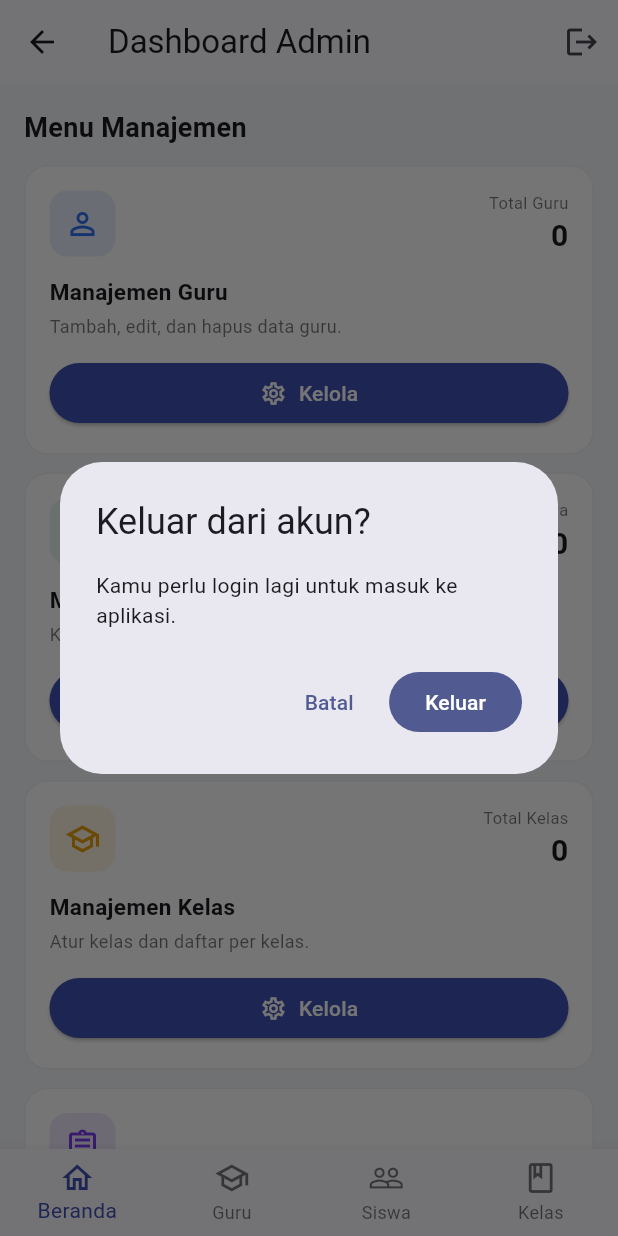
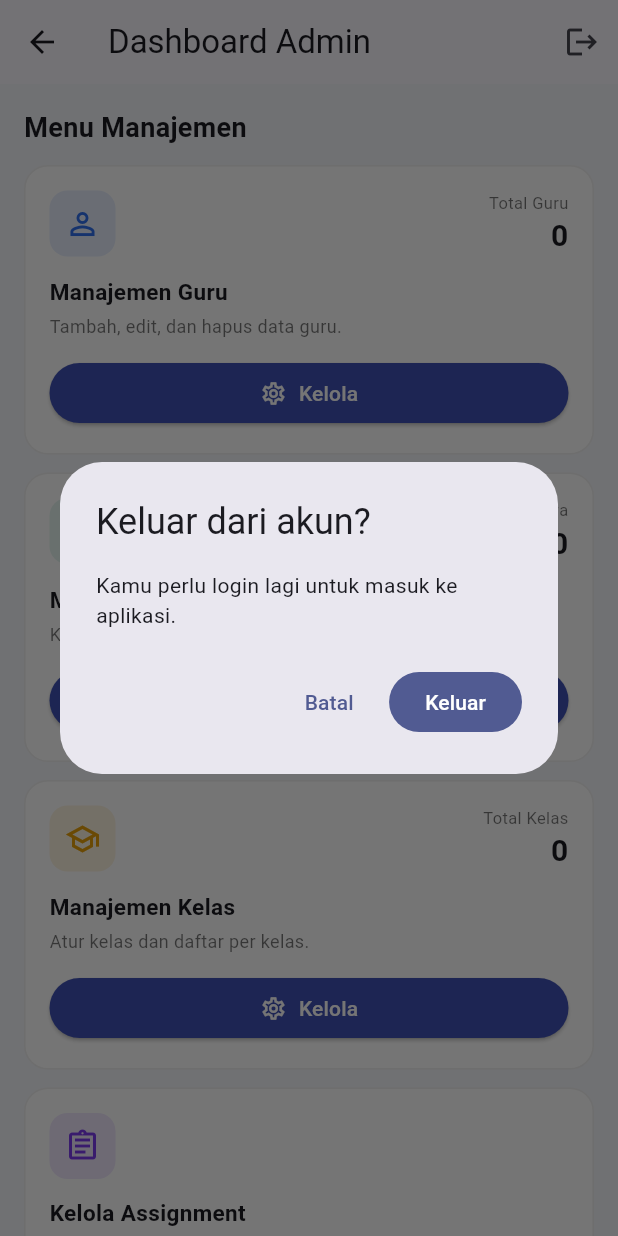
Before and after one commit to dickySanjaya3/absensi, a Flutter app: the AdminDashboard screen opened directly, after a tap on the "logout" icon, on a phone screen of 412 x 824 dp. Run offline on Flutter 3.47's test engine with Material 3 defaults, Android fonts, the phone set to English and light mode, and no system bars; our stand-ins replace qr_flutter, share_plus, shared_preferences; missing offline and left inert: mobile_scanner; accounts and stored records are empty; network calls fail.

Commit message:
perbaikan qr

```diff
--- a/lib/screens/admin/admin_dashboard.dart
+++ b/lib/screens/admin/admin_dashboard.dart
@@ -10,6 +10,7 @@ import 'package:share_plus/share_plus.dart';
 
 import '../../services/auth_service.dart';
 import '../../services/sheets_services.dart';
+import '../role_router.dart';
 import 'crud_assignment_screen.dart';
 import 'crud_guru_screen.dart';
 import 'crud_kelas_screen.dart';
@@ -24,7 +25,6 @@ class AdminDashboard extends StatefulWidget {
 
 class _AdminDashboardState extends State<AdminDashboard> {
   final SheetsService _sheetsService = SheetsService();
-  int _currentIndex = 0;
 
   int? _totalGuru;
   int? _totalSiswa;
@@ -135,41 +135,6 @@ class _AdminDashboardState extends State<AdminDashboard> {
             ),
           ],
         ),
-      ),
-      bottomNavigationBar: BottomNavigationBar(
-        currentIndex: _currentIndex,
-        type: BottomNavigationBarType.fixed,
-        selectedItemColor: Colors.indigo,
-        onTap: (index) {
-          setState(() => _currentIndex = index);
-          switch (index) {
-            case 0:
-              break; // Beranda, sudah di sini
-            case 1:
-              _bukaHalaman(const CrudGuruScreen());
-              break;
-            case 2:
-              _bukaHalaman(const CrudSiswaScreen());
-              break;
-            case 3:
-              _bukaHalaman(const CrudKelasScreen());
-              break;
-          }
-          // Kembalikan highlight ke Beranda setelah halaman lain ditutup,
-          // karena tab lain sebenarnya membuka halaman terpisah (push),
-          // bukan berpindah tab di layar yang sama.
-          if (index != 0) {
-            Future.delayed(const Duration(milliseconds: 300), () {
-              if (mounted) setState(() => _currentIndex = 0);
-            });
-          }
-        },
-        items: const [
-          BottomNavigationBarItem(icon: Icon(Icons.home_outlined), label: 'Beranda'),
-          BottomNavigationBarItem(icon: Icon(Icons.school_outlined), label: 'Guru'),
-          BottomNavigationBarItem(icon: Icon(Icons.people_outline), label: 'Siswa'),
-          BottomNavigationBarItem(icon: Icon(Icons.class_outlined), label: 'Kelas'),
-        ],
       ),
     );
   }
@@ -621,5 +586,13 @@ Future<void> _confirmLogout(BuildContext context) async {
   );
   if (confirmed == true && context.mounted) {
     context.read<AuthService>().signOut();
+    // Bersihkan seluruh stack navigator dan pasang ulang RoleRouter,
+    // supaya logout selalu benar-benar kembali ke halaman login, tidak
+    // cuma mengandalkan reaktivitas provider (yang bisa putus kalau
+    // layar ini dibuka lewat push/pushReplacement dari layar lain).
+    Navigator.of(context).pushAndRemoveUntil(
+      MaterialPageRoute(builder: (_) => const RoleRouter()),
+      (route) => false,
+    );
   }
 }
--- a/lib/services/qr_service.dart
+++ b/lib/services/qr_service.dart
@@ -10,8 +10,9 @@ class QRService {
   /// membuat fitur "generate ulang barcode" benar-benar menonaktifkan QR lama.
   static String? validateQR(String payload, List<Map<String, dynamic>> students) {
     for (final s in students) {
-      final activeQr = (s['Barcode'] ?? '').toString();
-      if (activeQr.isNotEmpty && activeQr == payload) {
+      final activeQr = (s['Barcode'] ?? '').toString().trim();
+      final scannedQr = payload.trim();
+      if (activeQr.isNotEmpty && activeQr == scannedQr) {
         return (s['ID'] ?? '').toString();
       }
     }
--- a/lib/services/sheets_services.dart
+++ b/lib/services/sheets_services.dart
@@ -4,7 +4,6 @@ import 'package:flutter/foundation.dart';
 import 'package:http/http.dart' as http;
 
 /// GANTI dengan URL Web App hasil Deploy dari Apps Script kamu.
-/// Contoh: https://script.google.com/macros/s/AKfycb.../exec
 const String kAppsScriptUrl ='https://script.google.com/macros/s/AKfycbyjgTTLIRVoo2lbgQ3RMq0vkbPTriSgwm27YW9VJR4ovJeMaB-KdC4l5FvP-iQ2CfrW/exec';
 
 class UserCredentials {
@@ -26,13 +25,6 @@ class SheetsService {
     try {
       final bodyStr = jsonEncode({'action': action, 'params': params});
 
-      // PENTING: Apps Script Web App SELALU membalas dengan 302 redirect
-      // ke script.googleusercontent.com. Kalau memakai http.post() biasa,
-      // redirect ini otomatis diikuti oleh package:http, dan sesuai standar
-      // HTTP, method-nya ikut berubah dari POST menjadi GET (body ikut hilang).
-      // Akibatnya doPost() di Apps Script tidak pernah terpanggil.
-      // Solusinya: matikan auto-redirect, lalu follow manual sambil tetap
-      // pakai POST + body yang sama.
       final client = http.Client();
       try {
         var request = http.Request('POST', Uri.parse(kAppsScriptUrl))
@@ -42,13 +34,9 @@ class SheetsService {
 
         var streamedResponse = await client
             .send(request)
-            .timeout(const Duration(seconds: 20));
+            .timeout(const Duration(seconds: 60)); // ⬅️ PERPANJANG TIMEOUT JADI 60 DETIK
         var response = await http.Response.fromStream(streamedResponse);
 
-        // Ikuti redirect manual dengan GET (bukan POST!). Apps Script sudah
-        // MEMPROSES doPost() dan menghitung hasilnya pada request pertama;
-        // redirect 302 ini hanya menunjuk ke URL sementara berisi hasil JSON
-        // yang sudah jadi, dan untuk MENGAMBILNYA harus pakai GET tanpa body.
         int redirectCount = 0;
         while (response.statusCode >= 300 &&
             response.statusCode < 400 &&
@@ -57,7 +45,7 @@ class SheetsService {
           final nextUrl = response.headers['location']!;
           response = await client
               .get(Uri.parse(nextUrl))
-              .timeout(const Duration(seconds: 20));
+              .timeout(const Duration(seconds: 60)); // ⬅️ juga 60 detik
           redirectCount++;
         }
 
@@ -72,7 +60,7 @@ class SheetsService {
         return {
           'ok': false,
           'error':
-              'Koneksi timeout (20 detik). Periksa apakah HP/emulator '
+              'Koneksi timeout (60 detik). Periksa apakah HP/emulator '
               'terhubung ke internet, lalu coba lagi.',
         };
       } finally {
@@ -94,9 +82,6 @@ class SheetsService {
     );
   }
 
-  /// Perbaiki data lama yang kolom Nama & Jenis Kelamin-nya ketuker (bug
-  /// parser import massal versi lama). Return jumlah baris yang diperbaiki,
-  /// atau null kalau request gagal.
   Future<int?> repairKelasNamaJk(String kelas) async {
     final res = await _call('repairKelasNamaJk', {'kelas': kelas});
     if (res['ok'] != true) return null;
@@ -149,10 +134,6 @@ class SheetsService {
     return res['ok'] == true;
   }
 
-  /// Import banyak siswa sekaligus ke 1 kelas (fitur "Import Massal").
-  /// [items] = daftar {nama, nis, jenisKelamin}. ID tiap siswa tetap
-  /// di-generate otomatis oleh backend, tidak perlu dikirim dari sini.
-  /// Return jumlah siswa yang berhasil diimport, atau null kalau gagal.
   Future<int?> addStudentsBatch({
     required String kelas,
     required List<Map<String, String>> items,
@@ -182,25 +163,17 @@ class SheetsService {
     return (res['data'] as List).map((e) => e.toString()).toList();
   }
 
-  /// Tambah kelas baru. Backend otomatis menyiapkan tab siswa kosong
-  /// untuk kelas ini. Return pesan error kalau gagal (mis. nama dobel),
-  /// atau null kalau sukses.
   Future<String?> addClass(String namaKelas) async {
     final res = await _call('addClass', {'namaKelas': namaKelas});
     if (res['ok'] == true) return null;
     return res['error']?.toString() ?? 'Gagal menambah kelas';
   }
 
-  /// Hapus kelas dari daftar (tab data siswanya TIDAK ikut terhapus).
   Future<bool> deleteClass(String namaKelas) async {
     final res = await _call('deleteClass', {'namaKelas': namaKelas});
     return res['ok'] == true;
   }
 
-  /// Scan semua tab spreadsheet, daftarkan tab kelas lama yang belum
-  /// terdaftar di index "Kelas" (perbaikan data lama). Return daftar nama
-  /// kelas yang baru ditemukan & didaftarkan (bisa kosong kalau semua sudah
-  /// terdaftar), atau null kalau request gagal total.
   Future<List<String>?> syncKelasFromSheets() async {
     final res = await _call('syncKelas', {});
     if (res['ok'] != true) return null;
@@ -277,13 +250,6 @@ class SheetsService {
     return res['ok'] == true;
   }
 
-  /// Simpan absensi 1 kelas sekaligus (dipakai layar Tinjau Absensi).
-  /// [items] = daftar {siswaId, status} untuk SEMUA siswa di kelas itu,
-  /// baik yang sudah discan maupun yang diisi manual oleh guru.
-  /// Simpan absensi 1 kelas sekaligus (dipakai layar Tinjau Absensi).
-  /// [items] = daftar {siswaId, status} untuk SEMUA siswa di kelas itu,
-  /// baik yang sudah discan maupun yang diisi manual oleh guru.
-  /// Return null kalau sukses, atau pesan error asli dari server kalau gagal.
   Future<String?> writeAttendanceBatch({
     required String guruEmail,
     required String kelas,
@@ -354,10 +320,7 @@ class SheetsService {
     return res['ok'] == true;
   }
 
-  // ---------- BARCODE / KARTU ID (Tahap 2) ----------
-
-  /// Generate barcode baru untuk siswa (menonaktifkan barcode lama).
-  /// Return payload barcode baru, atau null kalau gagal.
+  // ---------- BARCODE / KARTU ID ----------
   Future<String?> generateBarcode({
     required String kelas,
     required String siswaId,
@@ -370,7 +333,6 @@ class SheetsService {
     return res['qrCode'] as String?;
   }
 
-  /// Reaktivasi barcode lama tertentu (dari histori) supaya jadi aktif kembali.
   Future<bool> reactivateBarcode({
     required String kelas,
     required String siswaId,
@@ -384,7 +346,6 @@ class SheetsService {
     return res['ok'] == true;
   }
 
-  /// Ambil histori generate/reaktivasi barcode untuk satu siswa.
   Future<List<Map<String, dynamic>>> getBarcodeHistory(String siswaId) async {
     final res = await _call('getBarcodeHistory', {'siswaId': siswaId});
     if (res['ok'] != true) return [];
@@ -392,10 +353,6 @@ class SheetsService {
   }
 
   // ---------- REKAP BULANAN ----------
-
-  /// Generate rekap bulanan sebagai Google Spreadsheet baru.
-  /// [yearMonth] format 'YYYY-MM', misal '2026-08'.
-  /// Return {url, error} - kalau gagal, url null dan error berisi pesan.
   Future<Map<String, String?>> exportMonthlyRecap({
     required String emailGuru,
     required String kelas,
```
Also changed, not shown: lib/screens/guru/guru_dashboard.dart (+77 -29 lines), lib/screens/guru/onboarding_screen.dart (+10 -0 lines), 1 other file.
